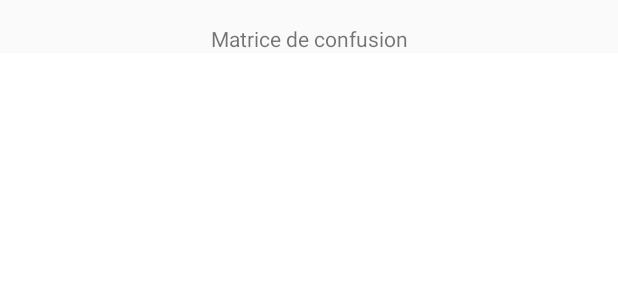
After one commit to flothesof/presidentielles2017-android, an Android app: the layout activity_display_confusion_matrix.xml on its own in the app's theme, with its tools: preview values and no code run, on a phone screen of 412 x 824 dp. The commit adds this screen. Shown: the top 300 px of the screen. Run offline under Robolectric (Android 15) with nearby library versions, the phone set to English and light mode, and no system bars.

Commit message:
added confusion matrix

```diff
--- /dev/null
+++ b/app/src/main/res/layout/activity_display_confusion_matrix.xml
@@ -0,0 +1,28 @@
+<?xml version="1.0" encoding="utf-8"?>
+<android.support.constraint.ConstraintLayout xmlns:android="http://schemas.android.com/apk/res/android"
+    xmlns:app="http://schemas.android.com/apk/res-auto"
+    xmlns:tools="http://schemas.android.com/tools"
+    android:layout_width="match_parent"
+    android:layout_height="match_parent"
+    tools:context="com.example.presidentielles2017.DisplayConfusionMatrixActivity">
+
+    <TextView
+        android:id="@+id/textView"
+        android:layout_width="wrap_content"
+        android:layout_height="wrap_content"
+        android:layout_marginTop="16dp"
+        app:layout_constraintLeft_toLeftOf="parent"
+        app:layout_constraintRight_toRightOf="parent"
+        app:layout_constraintTop_toTopOf="parent"
+        tools:text="Matrice de confusion" />
+
+    <ImageView
+        android:id="@+id/imageView"
+        android:layout_width="0dp"
+        android:layout_height="462dp"
+        app:layout_constraintHorizontal_bias="1.0"
+        app:layout_constraintLeft_toLeftOf="parent"
+        app:layout_constraintRight_toRightOf="parent"
+        app:layout_constraintTop_toBottomOf="@+id/textView"
+        app:srcCompat="@android:color/background_light" />
+</android.support.constraint.ConstraintLayout>
--- a/app/src/main/res/layout/activity_main.xml
+++ b/app/src/main/res/layout/activity_main.xml
@@ -161,6 +161,7 @@
                 android:layout_width="wrap_content"
                 android:layout_height="wrap_content"
                 android:layout_weight="1"
+                android:onClick="displayConfusionMatrix"
                 android:text="@string/confusion_matrix"
                 android:textSize="10sp" />
         </LinearLayout>
```
Also changed, not shown: app/src/main/AndroidManifest.xml (+8 -1 lines), app/src/main/java/com/example/presidentielles2017/DisplayConfusionMatrixActivity.java (added, +120 -0 lines), app/src/main/java/com/example/presidentielles2017/MainActivity.java (+26 -1 lines).
